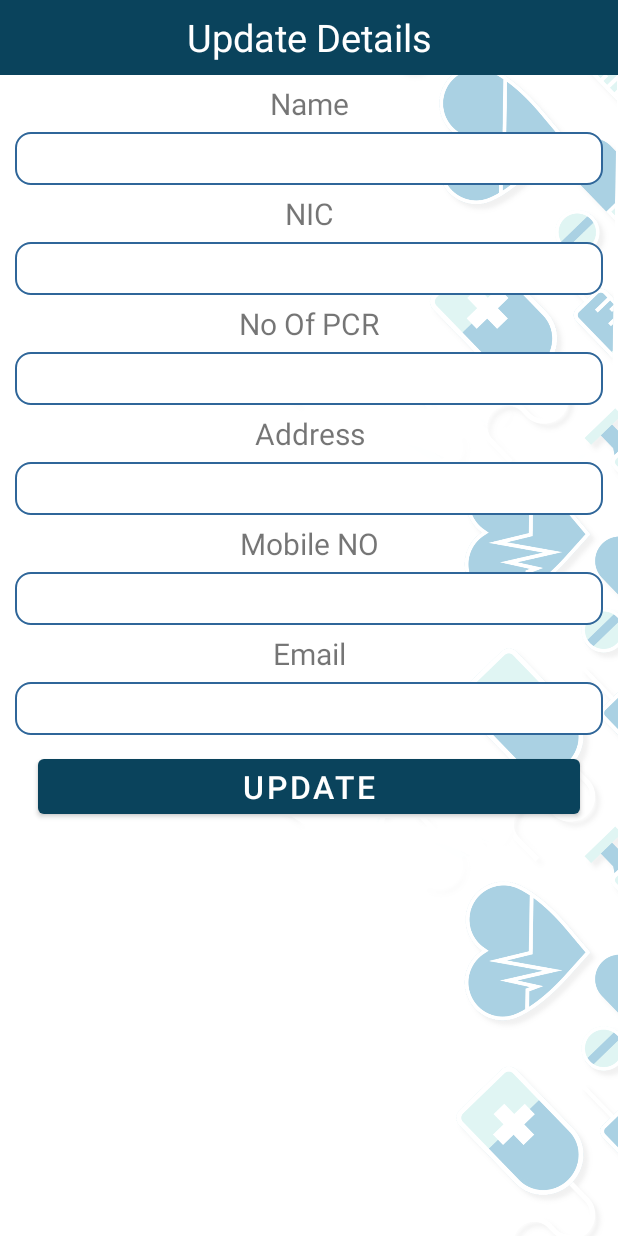
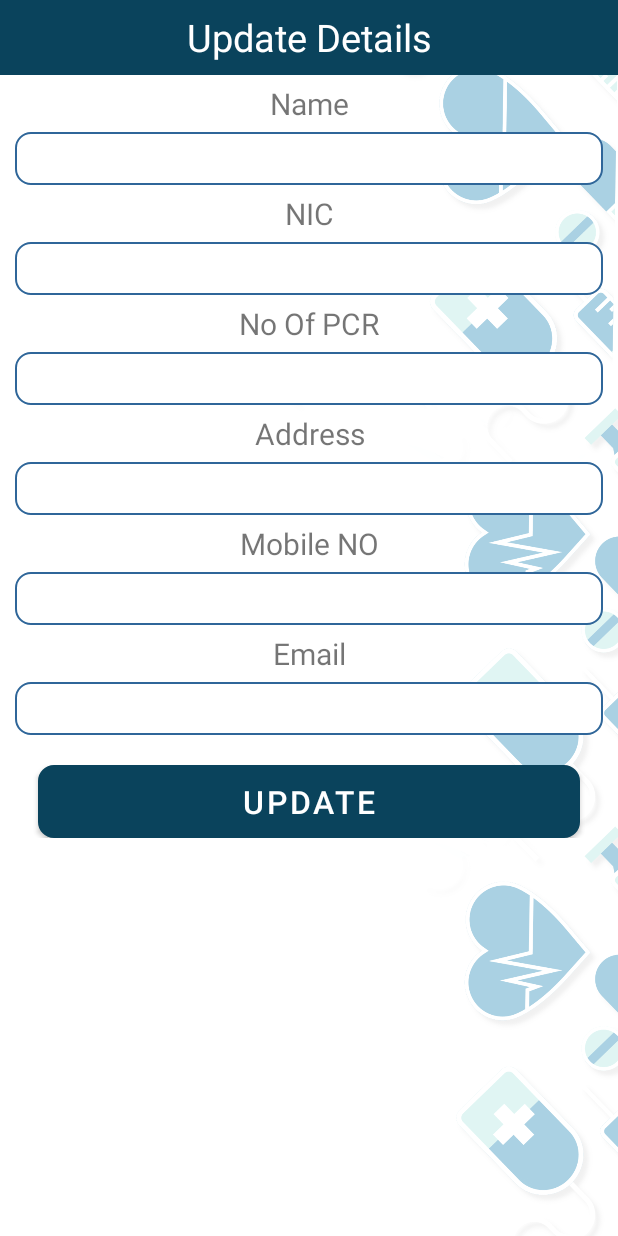
Before and after one commit to DevshanL/AdIKTHealthcareApp, an Android app: the layout updatepcr.xml on its own in the app's theme, with its tools: preview values and no code run, on a phone screen of 412 x 824 dp. Run offline under Robolectric (Android 15) with nearby library versions, the phone set to English and light mode, and no system bars.

Commit message:
changed updatepcr interface

```diff
--- a/app/src/main/res/layout/updatepcr.xml
+++ b/app/src/main/res/layout/updatepcr.xml
@@ -140,11 +140,12 @@
         android:layout_width="match_parent"
         android:layout_height="wrap_content"
         android:layout_marginLeft="25dp"
-        android:layout_marginTop="10dp"
+        android:layout_marginTop="20dp"
         android:layout_marginRight="25dp"
         android:gravity="center"
         android:text="Update"
         android:textSize="21dp"
+        android:background="@drawable/rounded"
         app:backgroundTint="@color/btn" />
 
 
```
